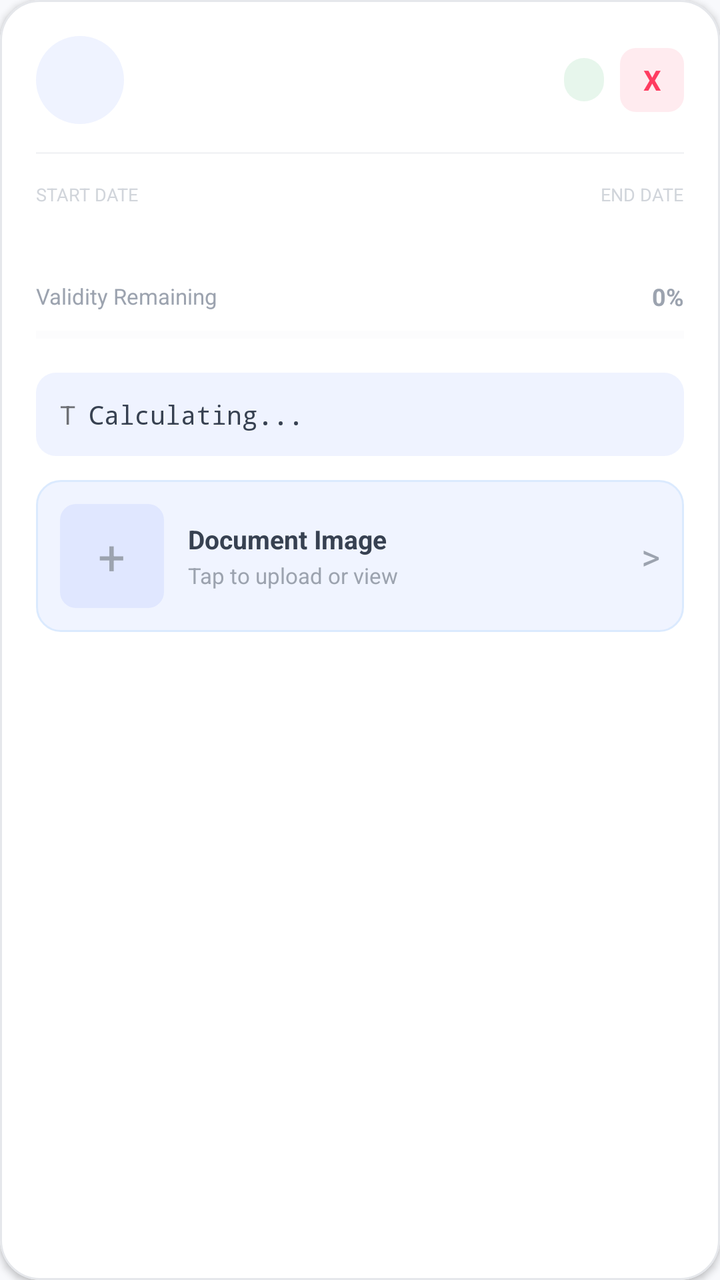
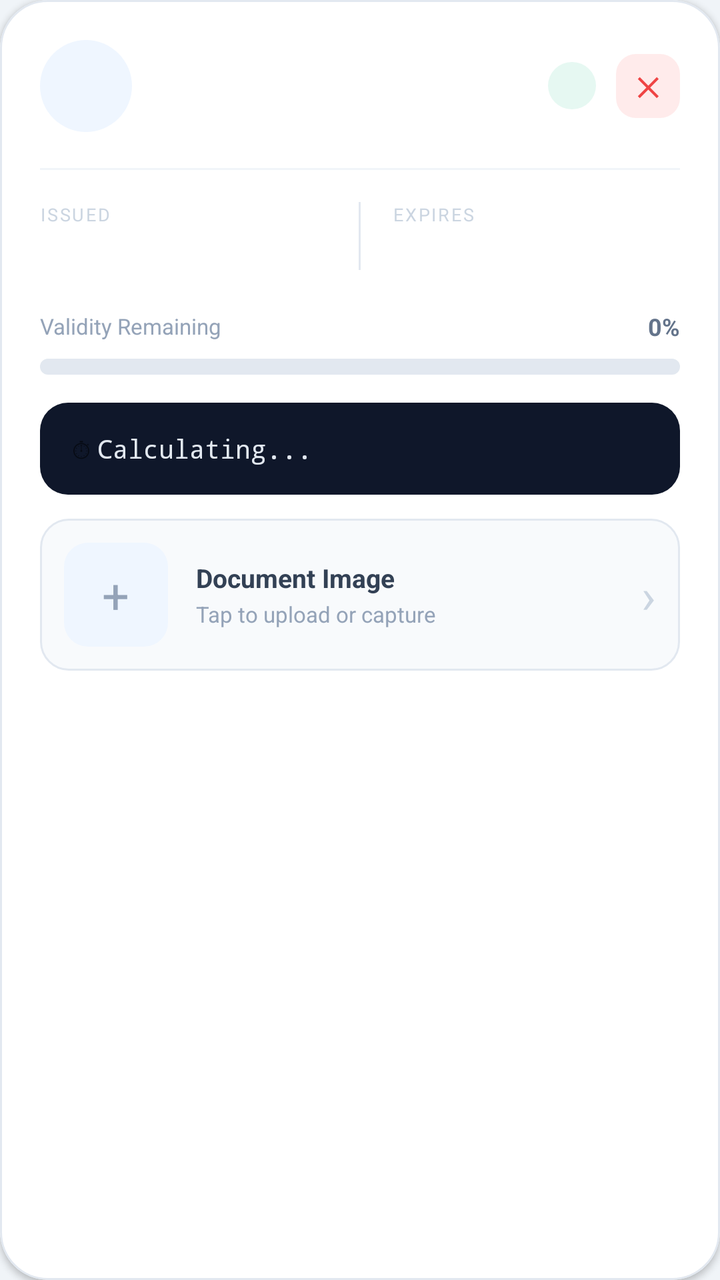

Two renders of the same Android screen: before a commit and after it. Below are the layout's source before the change and the commit's diff.
<!-- AndroidManifest.xml: application theme Theme.DocExpiryTracker -->
<!-- res/layout/item_document.xml -->
<?xml version="1.0" encoding="utf-8"?>
<com.google.android.material.card.MaterialCardView
    xmlns:android="http://schemas.android.com/apk/res/android"
    xmlns:app="http://schemas.android.com/apk/res-auto"
    android:layout_width="match_parent"
    android:layout_height="wrap_content"
    android:layout_marginBottom="14dp"
    app:cardBackgroundColor="#FFFFFF"
    app:cardCornerRadius="20dp"
    app:cardElevation="2dp"
    app:strokeColor="#E5E7EB"
    app:strokeWidth="1dp">

    <LinearLayout
        android:layout_width="match_parent"
        android:layout_height="wrap_content"
        android:orientation="vertical"
        android:padding="18dp">

        
        <LinearLayout
            android:layout_width="match_parent"
            android:layout_height="wrap_content"
            android:orientation="horizontal"
            android:gravity="center_vertical">

            <TextView
                android:id="@+id/tv_category_icon"
                android:layout_width="44dp"
                android:layout_height="44dp"
                android:gravity="center"
                android:textSize="22sp"
                android:background="@drawable/bg_icon_circle"/>

            <LinearLayout
                android:layout_width="0dp"
                android:layout_height="wrap_content"
                android:layout_weight="1"
                android:orientation="vertical"
                android:layout_marginStart="12dp">
                <TextView
                    android:id="@+id/tv_doc_name"
                    android:layout_width="match_parent"
                    android:layout_height="wrap_content"
                    android:textColor="#111827"
                    android:textSize="16sp"
                    android:textStyle="bold"
                    android:maxLines="1"
                    android:ellipsize="end"/>
                <TextView
                    android:id="@+id/tv_category"
                    android:layout_width="wrap_content"
                    android:layout_height="wrap_content"
                    android:textColor="#9CA3AF"
                    android:textSize="12sp"
                    android:layout_marginTop="2dp"/>
            </LinearLayout>

            <TextView
                android:id="@+id/tv_status"
                android:layout_width="wrap_content"
                android:layout_height="wrap_content"
                android:paddingHorizontal="10dp"
                android:paddingVertical="4dp"
                android:textSize="10sp"
                android:textStyle="bold"
                android:background="@drawable/bg_status_chip"
                android:layout_marginEnd="8dp"/>

            <TextView
                android:id="@+id/btn_delete"
                android:layout_width="32dp"
                android:layout_height="32dp"
                android:gravity="center"
                android:text="X"
                android:textColor="#FF3C60"
                android:textSize="14sp"
                android:textStyle="bold"
                android:background="@drawable/bg_delete_btn"
                android:clickable="true"
                android:focusable="true"/>
        </LinearLayout>

        
        <View
            android:layout_width="match_parent"
            android:layout_height="1dp"
            android:layout_marginTop="14dp"
            android:layout_marginBottom="14dp"
            android:background="#F3F4F6"/>

        
        <LinearLayout
            android:layout_width="match_parent"
            android:layout_height="wrap_content"
            android:orientation="horizontal">

            <LinearLayout
                android:layout_width="0dp"
                android:layout_height="wrap_content"
                android:layout_weight="1"
                android:orientation="vertical">
                <TextView
                    android:layout_width="wrap_content"
                    android:layout_height="wrap_content"
                    android:text="START DATE"
                    android:textColor="#D1D5DB"
                    android:textSize="9sp"/>
                <TextView
                    android:id="@+id/tv_issue_date"
                    android:layout_width="wrap_content"
                    android:layout_height="wrap_content"
                    android:textColor="#374151"
                    android:textSize="13sp"
                    android:layout_marginTop="3dp"/>
            </LinearLayout>

            <LinearLayout
                android:layout_width="0dp"
                android:layout_height="wrap_content"
                android:layout_weight="1"
                android:orientation="vertical"
                android:gravity="end">
                <TextView
                    android:layout_width="wrap_content"
                    android:layout_height="wrap_content"
                    android:text="END DATE"
                    android:textColor="#D1D5DB"
                    android:textSize="9sp"/>
                <TextView
                    android:id="@+id/tv_expiry_date"
                    android:layout_width="wrap_content"
                    android:layout_height="wrap_content"
                    android:textColor="#374151"
                    android:textSize="13sp"
                    android:layout_marginTop="3dp"/>
            </LinearLayout>
        </LinearLayout>

        
        <LinearLayout
            android:layout_width="match_parent"
            android:layout_height="wrap_content"
            android:orientation="horizontal"
            android:gravity="center_vertical"
            android:layout_marginTop="16dp">
            <TextView
                android:layout_width="0dp"
                android:layout_height="wrap_content"
                android:layout_weight="1"
                android:text="Validity Remaining"
                android:textColor="#9CA3AF"
                android:textSize="11sp"/>
            <TextView
                android:id="@+id/tv_percent"
                android:layout_width="wrap_content"
                android:layout_height="wrap_content"
                android:text="0%"
                android:textSize="12sp"
                android:textStyle="bold"
                android:textColor="#9CA3AF"/>
        </LinearLayout>

        <ProgressBar
            android:id="@+id/progress_bar"
            style="?android:attr/progressBarStyleHorizontal"
            android:layout_width="match_parent"
            android:layout_height="10dp"
            android:layout_marginTop="6dp"
            android:max="100"
            android:progress="0"
            android:progressTint="#2ECC71"
            android:progressBackgroundTint="#F3F4F6"/>

        
        <LinearLayout
            android:layout_width="match_parent"
            android:layout_height="wrap_content"
            android:orientation="horizontal"
            android:gravity="center_vertical"
            android:layout_marginTop="14dp"
            android:background="@drawable/bg_countdown"
            android:padding="12dp">
            <TextView
                android:layout_width="wrap_content"
                android:layout_height="wrap_content"
                android:text="T  "
                android:textSize="13sp"/>
            <TextView
                android:id="@+id/tv_countdown"
                android:layout_width="0dp"
                android:layout_height="wrap_content"
                android:layout_weight="1"
                android:textColor="#374151"
                android:textSize="13sp"
                android:fontFamily="monospace"
                android:text="Calculating..."/>
        </LinearLayout>

        
        <LinearLayout
            android:id="@+id/image_container"
            android:layout_width="match_parent"
            android:layout_height="wrap_content"
            android:orientation="horizontal"
            android:gravity="center_vertical"
            android:layout_marginTop="12dp"
            android:background="@drawable/bg_image_section"
            android:padding="12dp"
            android:clickable="true"
            android:focusable="true">

            <ImageView
                android:id="@+id/iv_thumbnail"
                android:layout_width="52dp"
                android:layout_height="52dp"
                android:scaleType="centerCrop"
                android:background="@drawable/bg_thumbnail"
                android:visibility="gone"/>

            <LinearLayout
                android:id="@+id/tv_add_image"
                android:layout_width="52dp"
                android:layout_height="52dp"
                android:orientation="vertical"
                android:gravity="center"
                android:background="@drawable/bg_thumbnail">
                <TextView
                    android:layout_width="wrap_content"
                    android:layout_height="wrap_content"
                    android:text="+"
                    android:textSize="24sp"
                    android:textColor="#9CA3AF"
                    android:gravity="center"/>
            </LinearLayout>

            <LinearLayout
                android:layout_width="0dp"
                android:layout_height="wrap_content"
                android:layout_weight="1"
                android:orientation="vertical"
                android:layout_marginStart="12dp">
                <TextView
                    android:layout_width="wrap_content"
                    android:layout_height="wrap_content"
                    android:text="Document Image"
                    android:textColor="#374151"
                    android:textSize="13sp"
                    android:textStyle="bold"/>
                <TextView
                    android:layout_width="wrap_content"
                    android:layout_height="wrap_content"
                    android:text="Tap to upload or view"
                    android:textColor="#9CA3AF"
                    android:textSize="11sp"
                    android:layout_marginTop="2dp"/>
            </LinearLayout>

            <TextView
                android:layout_width="wrap_content"
                android:layout_height="wrap_content"
                android:text=">"
                android:textColor="#9CA3AF"
                android:textSize="18sp"/>
        </LinearLayout>

    </LinearLayout>
</com.google.android.material.card.MaterialCardView>
<!-- resources referenced by this layout -->
<resources>
  <!-- drawable bg_countdown (drawable) -->
  <?xml version="1.0" encoding="utf-8"?>
  <shape xmlns:android="http://schemas.android.com/apk/res/android" android:shape="rectangle">
      <corners android:radius="10dp"/>
      <solid android:color="#EFF3FF"/>
  </shape>
  <!-- drawable bg_delete_btn (drawable) -->
  <?xml version="1.0" encoding="utf-8"?>
  <shape xmlns:android="http://schemas.android.com/apk/res/android" android:shape="rectangle">
      <corners android:radius="8dp"/>
      <solid android:color="#1AFF3C60"/>
  </shape>
  <!-- drawable bg_icon_circle (drawable) -->
  <?xml version="1.0" encoding="utf-8"?>
  <shape xmlns:android="http://schemas.android.com/apk/res/android" android:shape="oval">
      <solid android:color="#EFF3FF"/>
  </shape>
  <!-- drawable bg_image_section (drawable) -->
  <?xml version="1.0" encoding="utf-8"?>
  <shape xmlns:android="http://schemas.android.com/apk/res/android" android:shape="rectangle">
      <corners android:radius="12dp"/>
      <solid android:color="#F0F4FF"/>
      <stroke android:width="1dp" android:color="#DBEAFE"/>
  </shape>
  <!-- drawable bg_status_chip (drawable) -->
  <?xml version="1.0" encoding="utf-8"?>
  <shape xmlns:android="http://schemas.android.com/apk/res/android" android:shape="rectangle">
      <corners android:radius="20dp"/>
      <solid android:color="#1A16A34A"/>
  </shape>
  <!-- drawable bg_thumbnail (drawable) -->
  <?xml version="1.0" encoding="utf-8"?>
  <shape xmlns:android="http://schemas.android.com/apk/res/android" android:shape="rectangle">
      <corners android:radius="8dp"/>
      <solid android:color="#E0E7FF"/>
  </shape>
  <style name="Theme.DocExpiryTracker" parent="Theme.MaterialComponents.Light.NoActionBar">
          <item name="colorPrimary">#2563EB</item>
          <item name="colorPrimaryVariant">#1D4ED8</item>
          <item name="colorOnPrimary">#FFFFFF</item>
          <item name="colorSecondary">#2563EB</item>
          <item name="colorOnSecondary">#FFFFFF</item>
          <item name="android:colorBackground">#F8F9FC</item>
          <item name="colorSurface">#FFFFFF</item>
          <item name="colorOnSurface">#111827</item>
          <item name="android:statusBarColor">#F8F9FC</item>
          <item name="android:windowLightStatusBar">true</item>
          <item name="android:navigationBarColor">#F8F9FC</item>
          <item name="materialAlertDialogTheme">@style/DialogTheme</item>
          
      </style>
  <style name="DialogTheme" parent="ThemeOverlay.MaterialComponents.MaterialAlertDialog">
          <item name="android:background">#FFFFFF</item>
          <item name="colorPrimary">#2563EB</item>
          <item name="android:textColor">#111827</item>
          <item name="colorSurface">#FFFFFF</item>
          <item name="buttonBarPositiveButtonStyle">@style/PositiveBtn</item>
          <item name="buttonBarNegativeButtonStyle">@style/NegativeBtn</item>
      </style>
  <style name="PositiveBtn" parent="Widget.MaterialComponents.Button.TextButton.Dialog">
          <item name="android:textColor">#2563EB</item>
      </style>
  <style name="NegativeBtn" parent="Widget.MaterialComponents.Button.TextButton.Dialog">
          <item name="android:textColor">#9CA3AF</item>
      </style>
</resources>

<!-- the commit's change to res/layout/item_document.xml (unified diff, before → after) -->
@@ -4,18 +4,18 @@
     xmlns:app="http://schemas.android.com/apk/res-auto"
     android:layout_width="match_parent"
     android:layout_height="wrap_content"
-    android:layout_marginBottom="14dp"
+    android:layout_marginBottom="16dp"
     app:cardBackgroundColor="#FFFFFF"
-    app:cardCornerRadius="20dp"
+    app:cardCornerRadius="24dp"
     app:cardElevation="2dp"
-    app:strokeColor="#E5E7EB"
+    app:strokeColor="#E2E8F0"
     app:strokeWidth="1dp">
 
     <LinearLayout
         android:layout_width="match_parent"
         android:layout_height="wrap_content"
         android:orientation="vertical"
-        android:padding="18dp">
+        android:padding="20dp">
 
         
         <LinearLayout
@@ -26,10 +26,10 @@
 
             <TextView
                 android:id="@+id/tv_category_icon"
-                android:layout_width="44dp"
-                android:layout_height="44dp"
+                android:layout_width="46dp"
+                android:layout_height="46dp"
                 android:gravity="center"
-                android:textSize="22sp"
+                android:textSize="20sp"
                 android:background="@drawable/bg_icon_circle"/>
 
             <LinearLayout
@@ -37,44 +37,59 @@
                 android:layout_height="wrap_content"
                 android:layout_weight="1"
                 android:orientation="vertical"
-                android:layout_marginStart="12dp">
+                android:layout_marginStart="14dp">
+
                 <TextView
                     android:id="@+id/tv_doc_name"
                     android:layout_width="match_parent"
                     android:layout_height="wrap_content"
-                    android:textColor="#111827"
+                    android:textColor="#0F172A"
                     android:textSize="16sp"
                     android:textStyle="bold"
                     android:maxLines="1"
                     android:ellipsize="end"/>
+
                 <TextView
                     android:id="@+id/tv_category"
                     android:layout_width="wrap_content"
                     android:layout_height="wrap_content"
-                    android:textColor="#9CA3AF"
+                    android:textColor="#94A3B8"
                     android:textSize="12sp"
                     android:layout_marginTop="2dp"/>
+
+                <TextView
+                    android:id="@+id/tv_doc_tag"
+                    android:layout_width="wrap_content"
+                    android:layout_height="wrap_content"
+                    android:paddingHorizontal="8dp"
+                    android:paddingVertical="3dp"
+                    android:textSize="10sp"
+                    android:textColor="#2563EB"
+                    android:textStyle="bold"
+                    android:background="@drawable/bg_tag_chip"
+                    android:layout_marginTop="5dp"
+                    android:visibility="gone"/>
             </LinearLayout>
 
             <TextView
                 android:id="@+id/tv_status"
                 android:layout_width="wrap_content"
                 android:layout_height="wrap_content"
-                android:paddingHorizontal="10dp"
-                android:paddingVertical="4dp"
+                android:paddingHorizontal="12dp"
+                android:paddingVertical="5dp"
                 android:textSize="10sp"
                 android:textStyle="bold"
                 android:background="@drawable/bg_status_chip"
-                android:layout_marginEnd="8dp"/>
+                android:layout_marginEnd="10dp"/>
 
             <TextView
                 android:id="@+id/btn_delete"
                 android:layout_width="32dp"
                 android:layout_height="32dp"
                 android:gravity="center"
-                android:text="X"
-                android:textColor="#FF3C60"
-                android:textSize="14sp"
+                android:text="✕"
+                android:textColor="#EF4444"
+                android:textSize="13sp"
                 android:textStyle="bold"
                 android:background="@drawable/bg_delete_btn"
                 android:clickable="true"
@@ -85,9 +100,9 @@
         <View
             android:layout_width="match_parent"
             android:layout_height="1dp"
-            android:layout_marginTop="14dp"
-            android:layout_marginBottom="14dp"
-            android:background="#F3F4F6"/>
+            android:layout_marginTop="18dp"
+            android:layout_marginBottom="16dp"
+            android:background="#F1F5F9"/>
 
         
         <LinearLayout
@@ -100,40 +115,54 @@
                 android:layout_height="wrap_content"
                 android:layout_weight="1"
                 android:orientation="vertical">
-                <TextView
-                    android:layout_width="wrap_content"
-                    android:layout_height="wrap_content"
-                    android:text="START DATE"
-                    android:textColor="#D1D5DB"
-                    android:textSize="9sp"/>
+
+                <TextView
+                    android:layout_width="wrap_content"
+                    android:layout_height="wrap_content"
+                    android:text="ISSUED"
+                    android:textColor="#CBD5E1"
+                    android:textSize="9sp"
+                    android:letterSpacing="0.1"/>
+
                 <TextView
                     android:id="@+id/tv_issue_date"
                     android:layout_width="wrap_content"
                     android:layout_height="wrap_content"
-                    android:textColor="#374151"
+                    android:textColor="#334155"
                     android:textSize="13sp"
-                    android:layout_marginTop="3dp"/>
-            </LinearLayout>
-
-            <LinearLayout
-                android:layout_width="0dp"
-                android:layout_height="wrap_content"
-                android:layout_weight="1"
-                android:orientation="vertical"
-                android:gravity="end">
-                <TextView
-                    android:layout_width="wrap_content"
-                    android:layout_height="wrap_content"
-                    android:text="END DATE"
-                    android:textColor="#D1D5DB"
-                    android:textSize="9sp"/>
+                    android:textStyle="bold"
+                    android:layout_marginTop="4dp"/>
+            </LinearLayout>
+
+            
+            <View
+                android:layout_width="1dp"
+                android:layout_height="match_parent"
+                android:background="#E2E8F0"
+                android:layout_marginHorizontal="16dp"/>
+
+            <LinearLayout
+                android:layout_width="0dp"
+                android:layout_height="wrap_content"
+                android:layout_weight="1"
+                android:orientation="vertical">
+
+                <TextView
+                    android:layout_width="wrap_content"
+                    android:layout_height="wrap_content"
+                    android:text="EXPIRES"
+                    android:textColor="#CBD5E1"
+                    android:textSize="9sp"
+                    android:letterSpacing="0.1"/>
+
                 <TextView
                     android:id="@+id/tv_expiry_date"
                     android:layout_width="wrap_content"
                     android:layout_height="wrap_content"
-                    android:textColor="#374151"
+                    android:textColor="#334155"
                     android:textSize="13sp"
-                    android:layout_marginTop="3dp"/>
+                    android:textStyle="bold"
+                    android:layout_marginTop="4dp"/>
             </LinearLayout>
         </LinearLayout>
 
@@ -143,14 +172,16 @@
             android:layout_height="wrap_content"
             android:orientation="horizontal"
             android:gravity="center_vertical"
-            android:layout_marginTop="16dp">
+            android:layout_marginTop="20dp">
+
             <TextView
                 android:layout_width="0dp"
                 android:layout_height="wrap_content"
                 android:layout_weight="1"
                 android:text="Validity Remaining"
-                android:textColor="#9CA3AF"
+                android:textColor="#94A3B8"
                 android:textSize="11sp"/>
+
             <TextView
                 android:id="@+id/tv_percent"
                 android:layout_width="wrap_content"
@@ -158,19 +189,21 @@
                 android:text="0%"
                 android:textSize="12sp"
                 android:textStyle="bold"
-                android:textColor="#9CA3AF"/>
-        </LinearLayout>
-
+                android:textColor="#64748B"/>
+        </LinearLayout>
+
+        
         <ProgressBar
             android:id="@+id/progress_bar"
             style="?android:attr/progressBarStyleHorizontal"
             android:layout_width="match_parent"
-            android:layout_height="10dp"
-            android:layout_marginTop="6dp"
+            android:layout_height="8dp"
+            android:layout_marginTop="8dp"
             android:max="100"
             android:progress="0"
-            android:progressTint="#2ECC71"
-            android:progressBackgroundTint="#F3F4F6"/>
+            android:progressDrawable="@drawable/bg_progress_bar"
+            android:progressTint="#2563EB"
+            android:progressBackgroundTint="#E2E8F0"/>
 
         
         <LinearLayout
@@ -180,18 +213,21 @@
             android:gravity="center_vertical"
             android:layout_marginTop="14dp"
             android:background="@drawable/bg_countdown"
-            android:padding="12dp">
+            android:paddingHorizontal="16dp"
+            android:paddingVertical="14dp">
+
             <TextView
                 android:layout_width="wrap_content"
                 android:layout_height="wrap_content"
-                android:text="T  "
+                android:text="⏱ "
                 android:textSize="13sp"/>
+
             <TextView
                 android:id="@+id/tv_countdown"
                 android:layout_width="0dp"
                 android:layout_height="wrap_content"
                 android:layout_weight="1"
-                android:textColor="#374151"
+                android:textColor="#E2E8F0"
                 android:textSize="13sp"
                 android:fontFamily="monospace"
                 android:text="Calculating..."/>
@@ -225,12 +261,13 @@
                 android:orientation="vertical"
                 android:gravity="center"
                 android:background="@drawable/bg_thumbnail">
+
                 <TextView
                     android:layout_width="wrap_content"
                     android:layout_height="wrap_content"
                     android:text="+"
                     android:textSize="24sp"
-                    android:textColor="#9CA3AF"
+                    android:textColor="#94A3B8"
                     android:gravity="center"/>
             </LinearLayout>
 
@@ -239,19 +276,21 @@
                 android:layout_height="wrap_content"
                 android:layout_weight="1"
                 android:orientation="vertical"
-                android:layout_marginStart="12dp">
+                android:layout_marginStart="14dp">
+
                 <TextView
                     android:layout_width="wrap_content"
                     android:layout_height="wrap_content"
                     android:text="Document Image"
-                    android:textColor="#374151"
+                    android:textColor="#334155"
                     android:textSize="13sp"
                     android:textStyle="bold"/>
-                <TextView
-                    android:layout_width="wrap_content"
-                    android:layout_height="wrap_content"
-                    android:text="Tap to upload or view"
-                    android:textColor="#9CA3AF"
+
+                <TextView
+                    android:layout_width="wrap_content"
+                    android:layout_height="wrap_content"
+                    android:text="Tap to upload or capture"
+                    android:textColor="#94A3B8"
                     android:textSize="11sp"
                     android:layout_marginTop="2dp"/>
             </LinearLayout>
@@ -259,9 +298,9 @@
             <TextView
                 android:layout_width="wrap_content"
                 android:layout_height="wrap_content"
-                android:text=">"
-                android:textColor="#9CA3AF"
-                android:textSize="18sp"/>
+                android:text="›"
+                android:textColor="#CBD5E1"
+                android:textSize="24sp"/>
         </LinearLayout>
 
     </LinearLayout>
<!-- resource entries referenced after the edit -->
@@ -3,67 +3,98 @@
   <!-- drawable bg_countdown (drawable) -->
   <?xml version="1.0" encoding="utf-8"?>
   <shape xmlns:android="http://schemas.android.com/apk/res/android" android:shape="rectangle">
-      <corners android:radius="10dp"/>
-      <solid android:color="#EFF3FF"/>
+      <corners android:radius="14dp"/>
+      <solid android:color="#0F172A"/>
   </shape>
   <!-- drawable bg_delete_btn (drawable) -->
   <?xml version="1.0" encoding="utf-8"?>
   <shape xmlns:android="http://schemas.android.com/apk/res/android" android:shape="rectangle">
-      <corners android:radius="8dp"/>
-      <solid android:color="#1AFF3C60"/>
+      <corners android:radius="10dp"/>
+      <solid android:color="#FFEBEB"/>
   </shape>
   <!-- drawable bg_icon_circle (drawable) -->
   <?xml version="1.0" encoding="utf-8"?>
   <shape xmlns:android="http://schemas.android.com/apk/res/android" android:shape="oval">
-      <solid android:color="#EFF3FF"/>
+      <solid android:color="#EFF6FF"/>
+      <size android:width="46dp" android:height="46dp"/>
   </shape>
   <!-- drawable bg_image_section (drawable) -->
   <?xml version="1.0" encoding="utf-8"?>
   <shape xmlns:android="http://schemas.android.com/apk/res/android" android:shape="rectangle">
-      <corners android:radius="12dp"/>
-      <solid android:color="#F0F4FF"/>
-      <stroke android:width="1dp" android:color="#DBEAFE"/>
+      <corners android:radius="14dp"/>
+      <solid android:color="#F8FAFC"/>
+      <stroke android:width="1dp" android:color="#E2E8F0"/>
   </shape>
+  <!-- drawable bg_progress_bar (drawable) -->
+  <?xml version="1.0" encoding="utf-8"?>
+  <layer-list xmlns:android="http://schemas.android.com/apk/res/android">
+      <item android:id="@android:id/background">
+          <shape android:shape="rectangle">
+              <corners android:radius="6dp"/>
+              <solid android:color="#E2E8F0"/>
+          </shape>
+      </item>
+      <item android:id="@android:id/progress">
+          <clip>
+              <shape android:shape="rectangle">
+                  <corners android:radius="6dp"/>
+                  <solid android:color="#2563EB"/>
+              </shape>
+          </clip>
+      </item>
+  </layer-list>
   <!-- drawable bg_status_chip (drawable) -->
   <?xml version="1.0" encoding="utf-8"?>
   <shape xmlns:android="http://schemas.android.com/apk/res/android" android:shape="rectangle">
-      <corners android:radius="20dp"/>
-      <solid android:color="#1A16A34A"/>
+      <corners android:radius="100dp"/>
+      <solid android:color="#1A10B981"/>
+  </shape>
+  <!-- drawable bg_tag_chip (drawable) -->
+  <?xml version="1.0" encoding="utf-8"?>
+  <shape xmlns:android="http://schemas.android.com/apk/res/android" android:shape="rectangle">
+      <corners android:radius="100dp"/>
+      <solid android:color="#EFF6FF"/>
+      <stroke android:width="1dp" android:color="#BFDBFE"/>
   </shape>
   <!-- drawable bg_thumbnail (drawable) -->
   <?xml version="1.0" encoding="utf-8"?>
   <shape xmlns:android="http://schemas.android.com/apk/res/android" android:shape="rectangle">
-      <corners android:radius="8dp"/>
-      <solid android:color="#E0E7FF"/>
+      <corners android:radius="12dp"/>
+      <solid android:color="#EFF6FF"/>
   </shape>
   <style name="Theme.DocExpiryTracker" parent="Theme.MaterialComponents.Light.NoActionBar">
           <item name="colorPrimary">#2563EB</item>
           <item name="colorPrimaryVariant">#1D4ED8</item>
           <item name="colorOnPrimary">#FFFFFF</item>
-          <item name="colorSecondary">#2563EB</item>
+          <item name="colorSecondary">#3B82F6</item>
           <item name="colorOnSecondary">#FFFFFF</item>
-          <item name="android:colorBackground">#F8F9FC</item>
+          <item name="android:colorBackground">#F0F4F8</item>
           <item name="colorSurface">#FFFFFF</item>
-          <item name="colorOnSurface">#111827</item>
-          <item name="android:statusBarColor">#F8F9FC</item>
-          <item name="android:windowLightStatusBar">true</item>
-          <item name="android:navigationBarColor">#F8F9FC</item>
+          <item name="colorOnSurface">#0F172A</item>
+          
+          <item name="android:statusBarColor">#1E3A8A</item>
+          <item name="android:windowLightStatusBar">false</item>
+          <item name="android:navigationBarColor">#F0F4F8</item>
           <item name="materialAlertDialogTheme">@style/DialogTheme</item>
-          
       </style>
   <style name="DialogTheme" parent="ThemeOverlay.MaterialComponents.MaterialAlertDialog">
           <item name="android:background">#FFFFFF</item>
           <item name="colorPrimary">#2563EB</item>
-          <item name="android:textColor">#111827</item>
+          <item name="android:textColor">#0F172A</item>
           <item name="colorSurface">#FFFFFF</item>
           <item name="buttonBarPositiveButtonStyle">@style/PositiveBtn</item>
           <item name="buttonBarNegativeButtonStyle">@style/NegativeBtn</item>
+          <item name="shapeAppearanceMediumComponent">@style/RoundedDialog</item>
       </style>
   <style name="PositiveBtn" parent="Widget.MaterialComponents.Button.TextButton.Dialog">
           <item name="android:textColor">#2563EB</item>
+          <item name="android:textStyle">bold</item>
       </style>
   <style name="NegativeBtn" parent="Widget.MaterialComponents.Button.TextButton.Dialog">
-          <item name="android:textColor">#9CA3AF</item>
+          <item name="android:textColor">#94A3B8</item>
+      </style>
+  <style name="RoundedDialog" parent="ShapeAppearance.MaterialComponents.MediumComponent">
+          <item name="cornerSize">20dp</item>
       </style>
 </resources>
 
